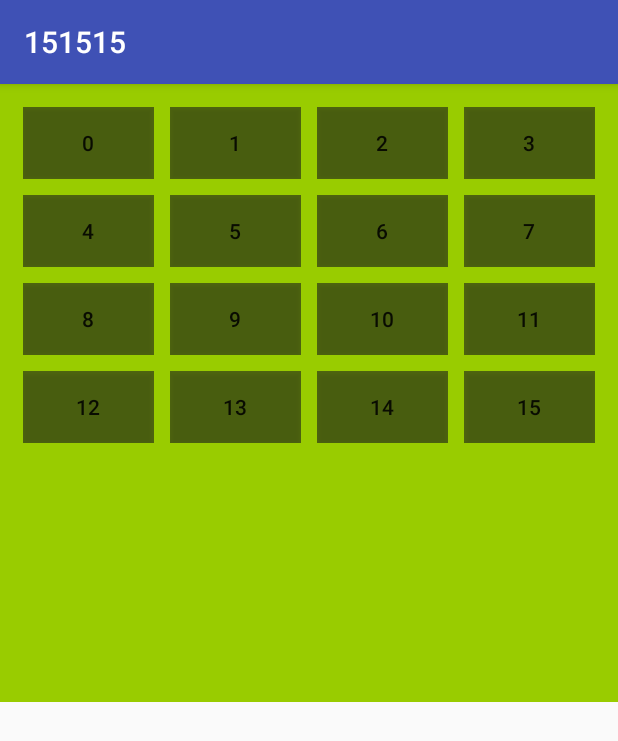
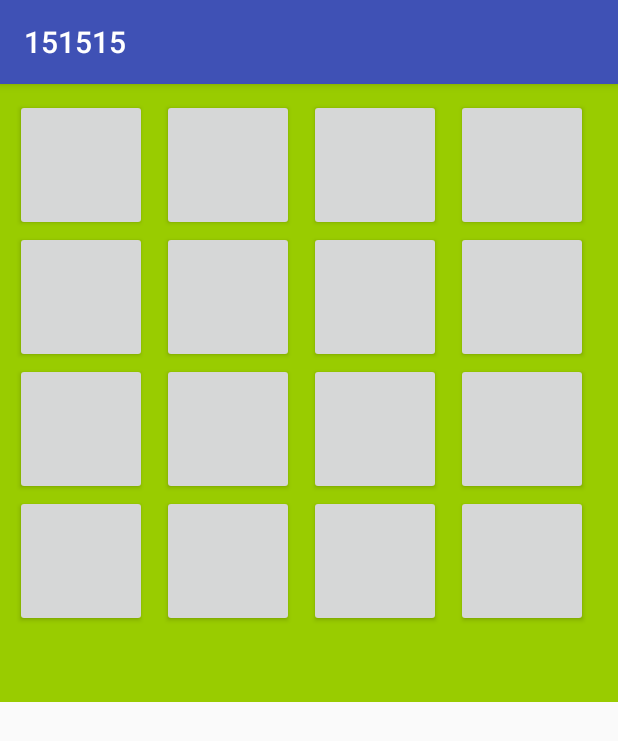
Before and after one commit to Danseer/15Android, an Android app: the screen it shows after launch (MainActivity), on a phone screen of 412 x 824 dp. Shown: the top 741 px of the screen. Run offline under Robolectric (Android 15) with nearby library versions, the phone set to English and light mode, and no system bars.

Commit message:
add SquareButton class

```diff
--- a/app/src/main/java/com/example/konstantin/a151515/MainActivity.java
+++ b/app/src/main/java/com/example/konstantin/a151515/MainActivity.java
@@ -25,33 +25,32 @@ public class MainActivity extends AppCompatActivity {
         gameBoard.setHasFixedSize(true);
         gameBoard.setLayoutManager(layoutManager);
 
-        List<myButton> rowListItem = getAllItemList();
+        List<SquareButton> rowListItem = getAllItemList();
 
         RecyclerViewAdapter RVA=new RecyclerViewAdapter(MainActivity.this,rowListItem);
         gameBoard.setAdapter(RVA);
 
     }
 
-    private List<myButton> getAllItemList(){
+    private List<SquareButton> getAllItemList(){
 
-        List<myButton> allItems = new ArrayList<>();
-        allItems.add(new myButton(MainActivity.this,null,"0",R.color.colorAccent));
-        allItems.add(new myButton(MainActivity.this,null,"1",R.color.colorAccent));
-        allItems.add(new myButton(MainActivity.this,null,"2",R.color.colorAccent));
-        allItems.add(new myButton(MainActivity.this,null,"3",R.color.colorAccent));
-        allItems.add(new myButton(MainActivity.this,null,"4",R.color.colorAccent));
-        allItems.add(new myButton(MainActivity.this,null,"5",R.color.colorAccent));
-        allItems.add(new myButton(MainActivity.this,null,"6",R.color.colorAccent));
-        allItems.add(new myButton(MainActivity.this,null,"7",R.color.colorAccent));
-        allItems.add(new myButton(MainActivity.this,null,"8",R.color.colorAccent));
-        allItems.add(new myButton(MainActivity.this,null,"9",R.color.colorAccent));
-        allItems.add(new myButton(MainActivity.this,null,"10",R.color.colorAccent));
-        allItems.add(new myButton(MainActivity.this,null,"11",R.color.colorAccent));
-        allItems.add(new myButton(MainActivity.this,null,"12",R.color.colorAccent));
-        allItems.add(new myButton(MainActivity.this,null,"13",R.color.colorAccent));
-        allItems.add(new myButton(MainActivity.this,null,"14",R.color.colorAccent));
-        allItems.add(new myButton(MainActivity.this,null,"15",R.color.colorAccent));
-
+        List<SquareButton> allItems = new ArrayList<>();
+        allItems.add(new SquareButton(MainActivity.this,null));
+        allItems.add(new SquareButton(MainActivity.this,null));
+        allItems.add(new SquareButton(MainActivity.this,null));
+        allItems.add(new SquareButton(MainActivity.this,null));
+        allItems.add(new SquareButton(MainActivity.this,null));
+        allItems.add(new SquareButton(MainActivity.this,null));
+        allItems.add(new SquareButton(MainActivity.this,null));
+        allItems.add(new SquareButton(MainActivity.this,null));
+        allItems.add(new SquareButton(MainActivity.this,null));
+        allItems.add(new SquareButton(MainActivity.this,null));
+        allItems.add(new SquareButton(MainActivity.this,null));
+        allItems.add(new SquareButton(MainActivity.this,null));
+        allItems.add(new SquareButton(MainActivity.this,null));
+        allItems.add(new SquareButton(MainActivity.this,null));
+        allItems.add(new SquareButton(MainActivity.this,null));
+        allItems.add(new SquareButton(MainActivity.this,null));
         return allItems;
     }
 }
--- a/app/src/main/java/com/example/konstantin/a151515/RecyclerViewAdapter.java
+++ b/app/src/main/java/com/example/konstantin/a151515/RecyclerViewAdapter.java
@@ -19,25 +19,25 @@ import java.util.List;
 public class RecyclerViewAdapter extends RecyclerView.Adapter<RecyclerViewAdapter.ButtonViewHolders> {
 
 
-    private List<myButton> myButtonList;
+    private List<SquareButton> mySquareButtonList;
     private Context context;
 
-    public RecyclerViewAdapter(Context context,List<myButton> myButtonList){
-        this.myButtonList = myButtonList;
+    public RecyclerViewAdapter(Context context,List<SquareButton> mySquareButtonList){
+        this.mySquareButtonList = mySquareButtonList;
         this.context = context;
 
     }
 
     public static class ButtonViewHolders extends RecyclerView.ViewHolder{
 
-       //инициализируем View, входящие в RecyclerView.
+        //инициализируем View, входящие в RecyclerView.
 
         public Button b;
 
         public ButtonViewHolders(View itemView) {
             super(itemView);
 
-            b=(Button)itemView.findViewById(R.id.myButton);
+            b=(Button)itemView.findViewById(R.id.squareButton);
 
         }
     }
@@ -45,7 +45,7 @@ public class RecyclerViewAdapter extends RecyclerView.Adapter<RecyclerViewAdapte
 
     @Override
     public ButtonViewHolders onCreateViewHolder(ViewGroup parent, int viewType) {
-       View v= LayoutInflater.from(parent.getContext()).inflate(R.layout.mybutton,parent,false);//парсим layout mybutton
+        View v= LayoutInflater.from(parent.getContext()).inflate(R.layout.square_button,parent,false);//парсим layout square_button
         ButtonViewHolders BVH=new ButtonViewHolders(v);
         return  BVH;
     }
@@ -54,13 +54,13 @@ public class RecyclerViewAdapter extends RecyclerView.Adapter<RecyclerViewAdapte
     public void onBindViewHolder(ButtonViewHolders holder, int position) {
 
         //связываем ButtonViewHolders с myButtonList
-        holder.b.setBackgroundColor(myButtonList.get(position).bg);
-        holder.b.setText(myButtonList.get(position).name);
+        //holder.b.setBackgroundColor(myButtonList.get(position).bg);
+        // holder.b.setText(myButtonList.get(position).name);
     }
 
     @Override
     public int getItemCount() {
-        return myButtonList.size();
+        return mySquareButtonList.size();
     }
 
 
--- a/app/src/main/res/layout/square_button.xml
+++ b/app/src/main/res/layout/square_button.xml
@@ -1,10 +1,11 @@
 <?xml version="1.0" encoding="utf-8"?>
 <FrameLayout xmlns:android="http://schemas.android.com/apk/res/android"
-    android:layout_width="match_parent" android:layout_height="match_parent">
+    android:id="@+id/FLitem"
+    android:layout_width="wrap_content"
+    android:layout_height="wrap_content">
 
     <com.example.konstantin.a151515.SquareButton
-        android:id="@+id/button"
+        android:id="@+id/squareButton"
         android:layout_width="wrap_content"
-        android:layout_height="wrap_content"
-        android:text="Button" />
+        android:layout_height="wrap_content" />
 </FrameLayout>
```
Lines whose indentation alone changed are shown as unchanged.
